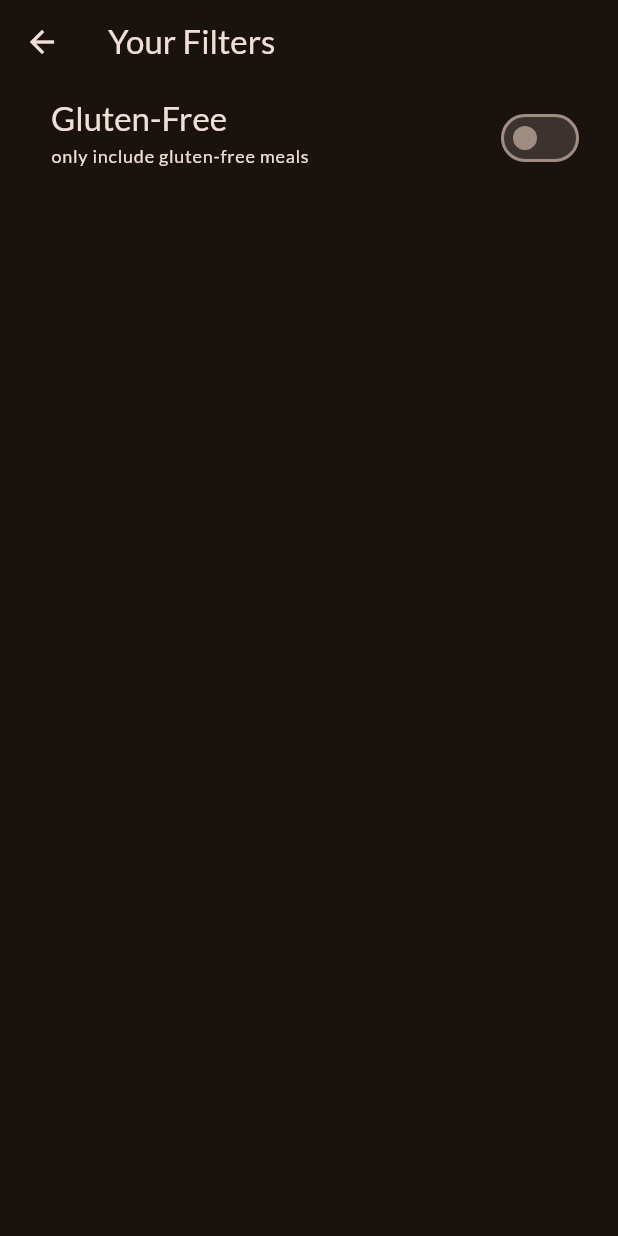
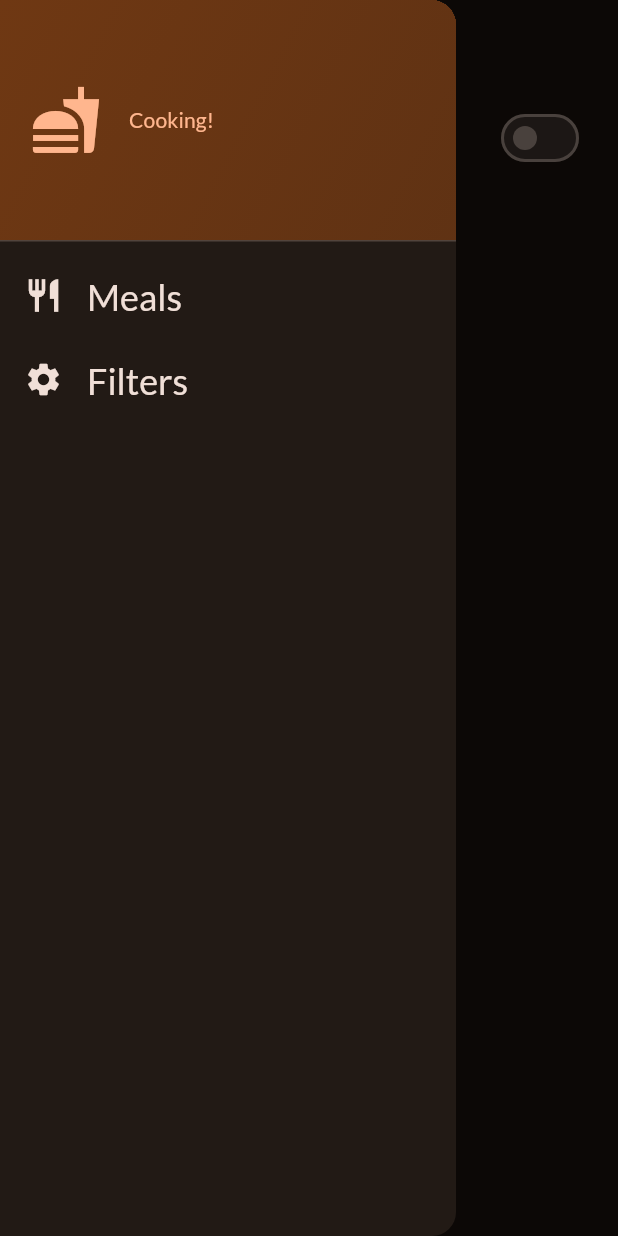
Before and after one commit to Aarushi0010/meals_app, a Flutter app: the FilterScreen screen opened directly, with the side drawer open (before the commit the screen has no drawer), on a phone screen of 412 x 824 dp. Run offline on Flutter 3.47's test engine with Material 3 defaults, Android fonts, the phone set to English and light mode, and no system bars; our stand-ins replace google_fonts.

```diff
--- a/lib/screen/filter_screen.dart
+++ b/lib/screen/filter_screen.dart
@@ -1,4 +1,6 @@
 import'package:flutter/material.dart';
+import 'package:meals_app/widgets/main_drawer.dart';
+import 'package:meals_app/screen/tabs.dart';
 
 class FilterScreen extends StatefulWidget {
   const FilterScreen({super.key});
@@ -18,6 +20,14 @@ class FilterScreen extends StatefulWidget {
       return Scaffold(
         appBar: AppBar(
           title: const Text('Your Filters'),
+        ),
+        drawer: MainDrawer(
+          onSelectScreen: (identifier){
+            Navigator.of(context).pop();
+            if(identifier=='meals'){
+              Navigator.of(context).push(MaterialPageRoute(builder: (ctx) => const TabScreen()));
+            }
+          },
         ),
         body: Column(
           children: [
```
